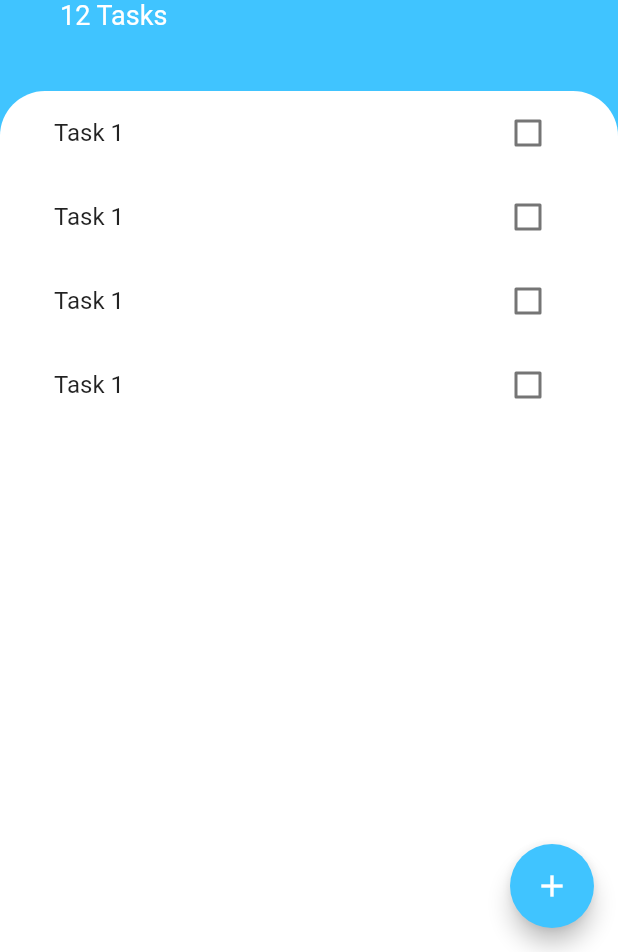
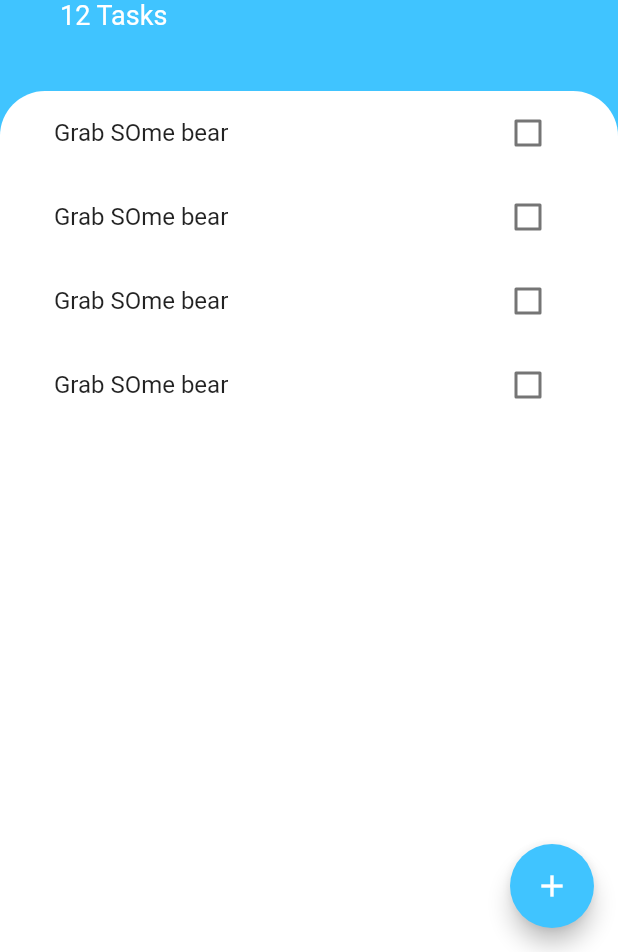
Before and after one commit to GDG-Uzhhorod/Appbrewery-Challenge-13-TODOEY, a Flutter app: the screen it shows after launch, on a phone screen of 412 x 824 dp, the part 284-1236 px from its top. Run offline on Flutter 3.47's test engine with Material 2 defaults, Android fonts, the phone set to English and light mode, and no system bars.

Commit message:
Add Task Logic

```diff
--- /dev/null
+++ b/lib/models/task_model.dart
@@ -0,0 +1,10 @@
+class Task {
+  String name;
+  bool isDone;
+
+  Task({this.name, this.isDone = false});
+
+  void toggleDone() {
+    isDone = !isDone;
+  }
+}
--- a/lib/ui/task_page.dart
+++ b/lib/ui/task_page.dart
@@ -1,4 +1,5 @@
 import 'package:flutter/material.dart';
+import 'package:flutter_todoey/models/task_model.dart';
 import 'package:flutter_todoey/ui/add_task_page.dart';
 import 'package:flutter_todoey/ui/widgets/tasks_list.dart';
 
@@ -8,6 +9,27 @@ class TaskScreen extends StatefulWidget {
 }
 
 class _TaskScreenState extends State<TaskScreen> {
+  List<Task> tasks = [
+    Task(
+      name: 'Grab SOme bear',
+    ),
+    Task(
+      name: 'Grab SOme bear',
+    ),
+    Task(
+      name: 'Grab SOme bear',
+    ),
+    Task(
+      name: 'Grab SOme bear',
+    ),
+  ];
+
+  void addNewTaskCallback(String taskTitle) {
+    setState(() {
+      tasks.add(Task(name: taskTitle));
+    });
+  }
+
   @override
   Widget build(BuildContext context) {
     return Scaffold(
@@ -16,7 +38,9 @@ class _TaskScreenState extends State<TaskScreen> {
         onPressed: () {
           showModalBottomSheet(
               context: context,
-              builder: (BuildContext context) => AddTaskPage());
+              builder: (BuildContext context) => AddTaskPage(
+                    addTaskCallBack: addNewTaskCallback,
+                  ));
         },
         backgroundColor: Colors.lightBlueAccent,
         child: Icon(Icons.add),
@@ -62,7 +86,9 @@ class _TaskScreenState extends State<TaskScreen> {
                   borderRadius: BorderRadius.only(
                       topLeft: Radius.circular(30.0),
                       topRight: Radius.circular(30.0))),
-              child: TasksList(),
+              child: TasksList(
+                tasks: tasks,
+              ),
             ),
           )
         ],
--- a/lib/ui/widgets/task_tile.dart
+++ b/lib/ui/widgets/task_tile.dart
@@ -1,15 +1,24 @@
-
-
 import 'package:flutter/material.dart';
 
 class TaskTile extends StatelessWidget {
+  final bool isChecked;
+  final String taskTitle;
+  final Function checkBoxCalback;
+
+  TaskTile({this.isChecked, this.taskTitle, this.checkBoxCalback});
+
   @override
   Widget build(BuildContext context) {
     return ListTile(
-      title: Text('Task 1'),
+      title: Text(
+        taskTitle,
+        style: TextStyle(
+            decoration: isChecked ? TextDecoration.lineThrough : null),
+      ),
       trailing: Checkbox(
-        value: false,
-        onChanged: (value) {},
+        activeColor: Colors.lightBlueAccent,
+        value: isChecked,
+        onChanged: checkBoxCalback,
       ),
     );
   }
--- a/lib/ui/widgets/tasks_list.dart
+++ b/lib/ui/widgets/tasks_list.dart
@@ -1,16 +1,31 @@
 import 'package:flutter/material.dart';
+import 'package:flutter_todoey/models/task_model.dart';
 import 'package:flutter_todoey/ui/widgets/task_tile.dart';
 
-class TasksList extends StatelessWidget {
+class TasksList extends StatefulWidget {
+  final List<Task> tasks;
+
+  TasksList({this.tasks});
+
+  @override
+  _TasksListState createState() => _TasksListState();
+}
+
+class _TasksListState extends State<TasksList> {
   @override
   Widget build(BuildContext context) {
-    return ListView(
-      children: <Widget>[
-        TaskTile(),
-        TaskTile(),
-        TaskTile(),
-        TaskTile(),
-      ],
+    return ListView.builder(
+      itemBuilder: (context, index) {
+        return TaskTile(
+            taskTitle: widget.tasks[index].name,
+            isChecked: widget.tasks[index].isDone,
+            checkBoxCalback: (bool checkboxState) {
+              setState(() {
+                widget.tasks[index].toggleDone();
+              });
+            });
+      },
+      itemCount: widget.tasks.length,
     );
   }
 }
```
Also changed, not shown: lib/ui/add_task_page.dart (+14 -1 lines).
